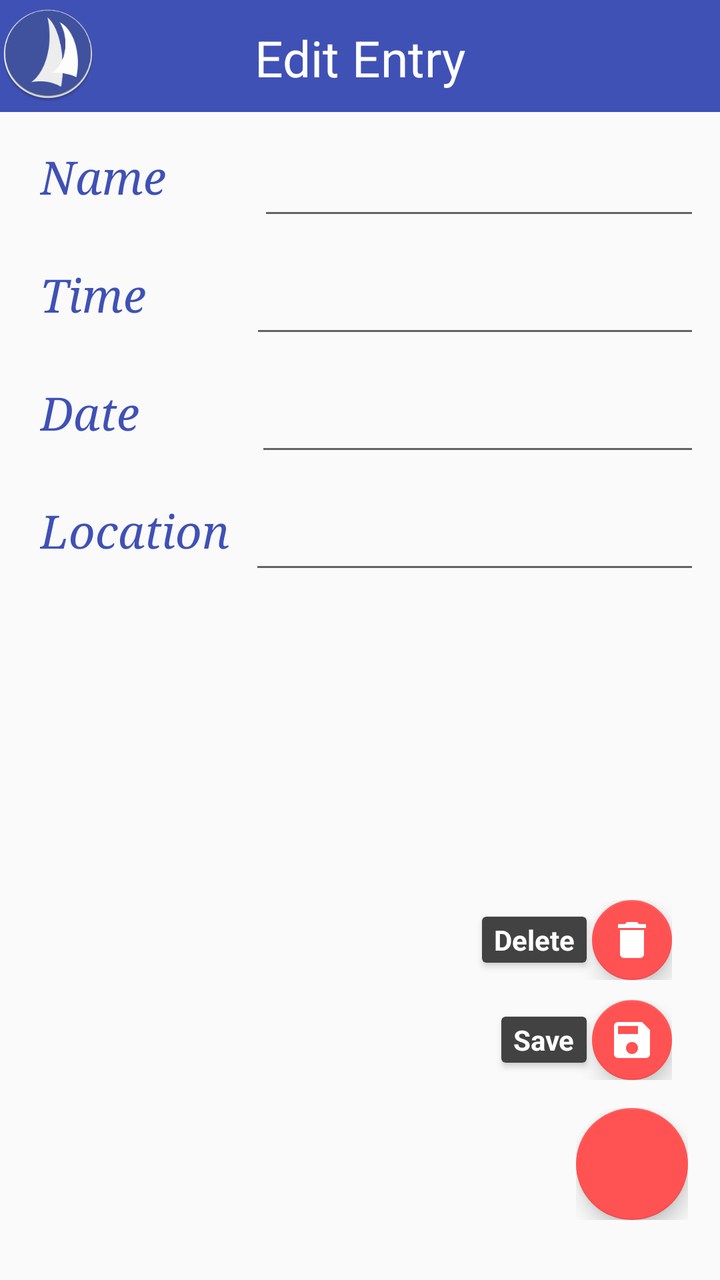
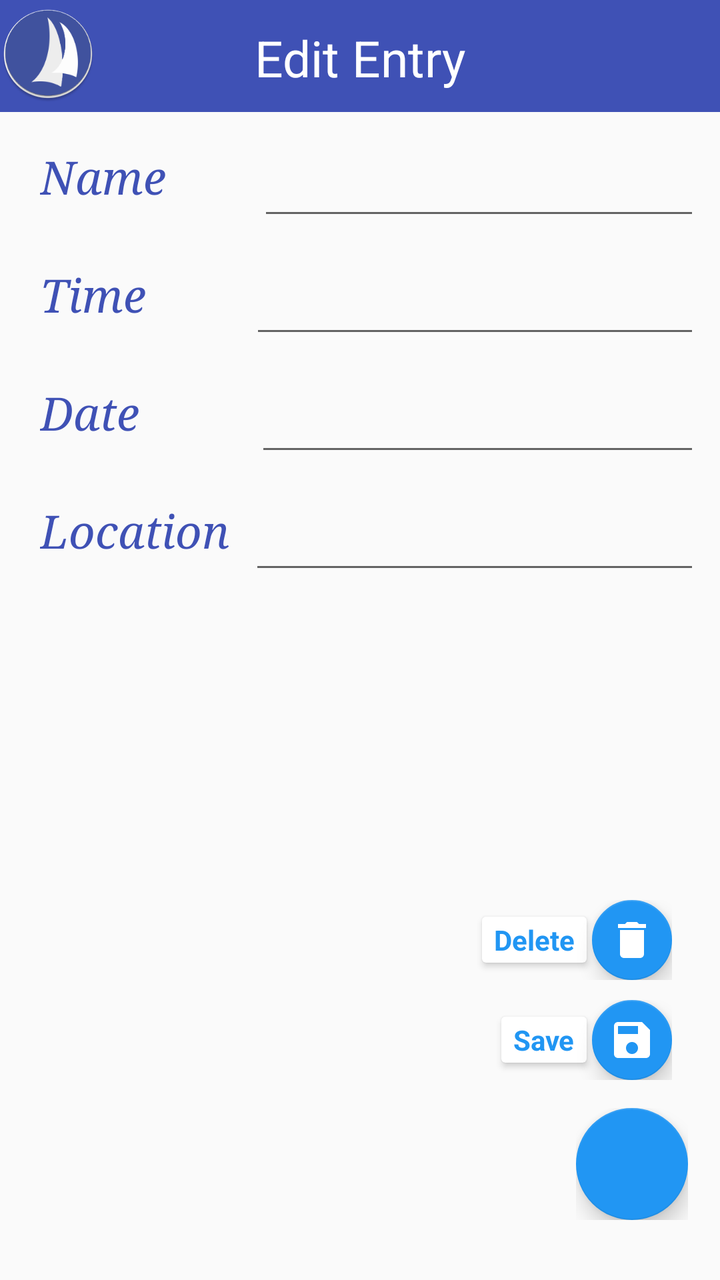

Two renders of the same Android screen: before a commit and after it. Below are the layout's source before the change and the commit's diff.
<!-- AndroidManifest.xml: application theme Base.Theme.Toolbar -->
<!-- res/layout/activity_edit_entries.xml -->
<?xml version="1.0" encoding="utf-8"?>
<LinearLayout xmlns:android="http://schemas.android.com/apk/res/android"
    xmlns:app="http://schemas.android.com/apk/res-auto"
    android:layout_width="match_parent"
    android:layout_height="match_parent"
    android:orientation="vertical">

    <RelativeLayout xmlns:android="http://schemas.android.com/apk/res/android"
        xmlns:app="http://schemas.android.com/apk/res-auto"
        xmlns:tools="http://schemas.android.com/tools"
        android:id="@+id/MRL1"
        android:layout_width="match_parent"
        android:layout_height="match_parent"
        android:orientation="vertical"
        tools:context=".MainActivityEntries">

        <android.support.v7.widget.Toolbar
            android:id="@+id/toolbar"
            android:layout_width="match_parent"
            android:layout_height="56dp"
            android:background="?attr/colorPrimary"
            android:minHeight="?attr/actionBarSize"
            android:theme="@style/Base.Theme.Test"
            app:popupTheme="@style/ThemeOverlay.AppCompat.Light" />

        <ImageView
            android:id="@+id/imageView1"
            android:layout_width="wrap_content"
            android:layout_height="wrap_content"
            android:layout_marginTop="3dp"
            android:src="@mipmap/ic_launcher" />


        <TextView
            android:id="@+id/titleTextView"
            android:layout_width="wrap_content"
            android:layout_height="wrap_content"
            android:layout_alignParentTop="true"
            android:layout_centerHorizontal="true"
            android:layout_marginBottom="@dimen/activity_vertical_margin"
            android:padding="12dp"
            android:text="Edit Entry"
            android:textColor="@color/white"
            android:textSize="25sp" />

        <ImageView
            android:id="@+id/imageViewFav"
            android:layout_width="wrap_content"
            android:layout_height="wrap_content"
            android:layout_above="@+id/scrollView1"
            android:layout_alignParentEnd="true"
            android:layout_margin="12dp" />

        <ScrollView xmlns:android="http://schemas.android.com/apk/res/android"
            android:id="@+id/scrollView1"
            android:layout_width="match_parent"
            android:layout_height="wrap_content"
            android:layout_below="@+id/toolbar">

            <LinearLayout xmlns:android="http://schemas.android.com/apk/res/android"
                android:layout_width="match_parent"
                android:layout_height="match_parent"
                android:orientation="vertical">


                <LinearLayout
                    android:id="@+id/fieldlayout1"
                    android:layout_width="match_parent"
                    android:layout_height="wrap_content"
                    android:layout_below="@+id/toolbar"
                    android:layout_marginEnd="10dp"
                    android:layout_marginStart="10dp"
                    android:layout_marginTop="10dp"
                    android:orientation="horizontal">

                    <TextView
                        android:id="@+id/textViewName"
                        android:layout_width="wrap_content"
                        android:layout_height="wrap_content"
                        android:layout_marginEnd="10dp"
                        android:layout_marginStart="10dp"
                        android:text="Name      "
                        android:textColor="@color/textMain"
                        android:textSize="23sp"
                        android:textStyle="italic"
                        android:typeface="serif" />

                    <EditText
                        android:id="@+id/editTextName"
                        android:layout_width="wrap_content"
                        android:layout_height="wrap_content"
                        android:layout_marginTop="5dp"
                        android:layout_weight="1.07"
                        android:ems="10"
                        android:inputType="text"
                        android:textSize="20sp" />


                </LinearLayout>

                <LinearLayout
                    android:id="@+id/fieldlayout2"
                    android:layout_width="match_parent"
                    android:layout_height="wrap_content"
                    android:layout_below="@+id/fieldlayout1"
                    android:layout_marginEnd="10dp"
                    android:layout_marginStart="10dp"
                    android:layout_marginTop="10dp"
                    android:orientation="horizontal">

                    <TextView
                        android:id="@+id/textViewTime"
                        android:layout_width="wrap_content"
                        android:layout_height="wrap_content"
                        android:layout_marginEnd="10dp"
                        android:layout_marginStart="10dp"
                        android:text="Time       "
                        android:textColor="@color/textMain"
                        android:textSize="23sp"
                        android:textStyle="italic"
                        android:typeface="serif" />

                    <EditText
                        android:id="@+id/editTextTime"
                        android:layout_width="wrap_content"
                        android:layout_height="wrap_content"
                        android:layout_marginTop="5dp"
                        android:layout_weight="1.07"
                        android:ems="10"
                        android:inputType="text"
                        android:textSize="20sp" />

                </LinearLayout>

                <LinearLayout
                    android:id="@+id/fieldlayout3"
                    android:layout_width="match_parent"
                    android:layout_height="wrap_content"
                    android:layout_below="@+id/fieldlayout2"
                    android:layout_marginEnd="10dp"
                    android:layout_marginStart="10dp"
                    android:layout_marginTop="10dp"
                    android:orientation="horizontal">

                    <TextView
                        android:id="@+id/textViewDate"
                        android:layout_width="wrap_content"
                        android:layout_height="wrap_content"
                        android:layout_marginEnd="10dp"
                        android:layout_marginStart="10dp"
                        android:text="Date        "
                        android:textColor="@color/textMain"
                        android:textSize="23sp"
                        android:textStyle="italic"
                        android:typeface="serif" />

                    <EditText
                        android:id="@+id/editTextDate"
                        android:layout_width="wrap_content"
                        android:layout_height="wrap_content"
                        android:layout_marginTop="5dp"
                        android:layout_weight="1.07"
                        android:ems="10"
                        android:inputType="date"
                        android:textSize="@dimen/text_size" />

                </LinearLayout>

                <LinearLayout
                    android:id="@+id/fieldlayout4"
                    android:layout_width="match_parent"
                    android:layout_height="wrap_content"
                    android:layout_below="@+id/fieldlayout3"
                    android:layout_marginEnd="10dp"
                    android:layout_marginStart="10dp"
                    android:layout_marginTop="10dp"
                    android:orientation="horizontal">

                    <TextView
                        android:id="@+id/textViewLocation"
                        android:layout_width="wrap_content"
                        android:layout_height="wrap_content"
                        android:layout_marginEnd="10dp"
                        android:layout_marginStart="10dp"
                        android:text="Location"
                        android:textColor="@color/textMain"
                        android:textSize="23sp"
                        android:textStyle="italic"
                        android:typeface="serif" />

                    <EditText
                        android:id="@+id/editTextLocation"
                        android:layout_width="wrap_content"
                        android:layout_height="wrap_content"
                        android:layout_marginTop="5dp"
                        android:layout_weight="1.07"
                        android:ems="10"
                        android:inputType="text"
                        android:textSize="20sp" />

                </LinearLayout>

                <TextView
                    android:id="@+id/TextViewTrip_ID"
                    android:layout_width="wrap_content"
                    android:layout_height="wrap_content"
                    android:textSize="0sp" />
            </LinearLayout>
        </ScrollView>

        <LinearLayout
            android:layout_width="match_parent"
            android:layout_height="match_parent"
            android:orientation="vertical"
            android:weightSum="1">

            <include layout="@layout/layout_fabdeletesave" />

        </LinearLayout>
    </RelativeLayout>
</LinearLayout>
<!-- res/layout/layout_fabdeletesave.xml (included above) -->
<?xml version="1.0" encoding="utf-8"?>
<FrameLayout
    xmlns:android="http://schemas.android.com/apk/res/android"
    xmlns:app="http://schemas.android.com/apk/res-auto"
    android:id="@+id/fabFrame"
    android:layout_width="match_parent"
    android:layout_height="match_parent"
    android:paddingLeft="@dimen/activity_horizontal_margin"
    android:paddingRight="@dimen/activity_horizontal_margin"
    android:orientation="vertical">

    <LinearLayout
        android:id="@+id/layoutFabSave"
        android:layout_width="wrap_content"
        android:layout_height="wrap_content"
        android:gravity="center_vertical"
        android:layout_gravity="bottom|end"
        android:layout_marginRight="8dp"
        android:layout_marginBottom="100dp"
        android:layout_marginEnd="8dp"
        android:orientation="horizontal">

        <android.support.v7.widget.CardView
            android:layout_width="wrap_content"
            android:layout_height="wrap_content"
            android:backgroundTint="@color/card_background"
            app:cardCornerRadius="@dimen/cardCornerRadius"
            app:cardElevation="@dimen/cardElevation"
            app:cardUseCompatPadding="true" >
            <TextView
                android:id="@+id/editTV"
                android:layout_width="wrap_content"
                android:layout_height="wrap_content"
                android:textColor="@color/fab_card_text"
                android:text="@string/FabSave"
                android:textAppearance="?android:attr/textAppearanceSmall"
                android:textStyle="bold"
                android:paddingRight="@dimen/cardview_horizontal_padding"
                android:paddingLeft="@dimen/cardview_horizontal_padding"
                android:paddingBottom="@dimen/cardview_vertical_padding"
                android:paddingTop="@dimen/cardview_vertical_padding" />
        </android.support.v7.widget.CardView>

        <android.support.design.widget.FloatingActionButton
            android:id="@+id/fabSave"
            android:layout_width="wrap_content"
            android:layout_height="wrap_content"
            android:src="@drawable/ic_save_white"
            app:backgroundTint="@color/fab"
            app:fabSize="mini" />

    </LinearLayout>

    <LinearLayout
        android:id="@+id/layoutFabDelete"
        android:layout_width="wrap_content"
        android:layout_height="wrap_content"
        android:gravity="center_vertical"
        android:layout_gravity="bottom|end"
        android:layout_marginRight="8dp"
        android:layout_marginEnd="8dp"
        android:layout_marginBottom="150dp"
        android:orientation="horizontal">

        <android.support.v7.widget.CardView
            android:layout_width="wrap_content"
            android:layout_height="wrap_content"
            android:backgroundTint="@color/card_background"
            app:cardCornerRadius="@dimen/cardCornerRadius"
            app:cardElevation="@dimen/cardElevation"
            app:cardUseCompatPadding="true" >

            <TextView
                android:id="@+id/deleteTV"
                android:layout_width="wrap_content"
                android:layout_height="wrap_content"
                android:textColor="@color/fab_card_text"
                android:text="@string/FabDelete"
                android:textAppearance="?android:attr/textAppearanceSmall"
                android:textStyle="bold"
                android:paddingRight="@dimen/cardview_horizontal_padding"
                android:paddingLeft="@dimen/cardview_horizontal_padding"
                android:paddingBottom="@dimen/cardview_vertical_padding"
                android:paddingTop="@dimen/cardview_vertical_padding" />

        </android.support.v7.widget.CardView>

        <android.support.design.widget.FloatingActionButton
            android:id="@+id/fabDelete"
            android:layout_width="wrap_content"
            android:layout_height="wrap_content"
            android:src="@drawable/ic_delete_white"
            app:backgroundTint="@color/fab"
            app:fabSize="mini" />

    </LinearLayout>



    <LinearLayout
        android:id="@+id/layoutFabDeleteSave"
        android:layout_width="wrap_content"
        android:layout_height="wrap_content"
        android:gravity="center_vertical"
        android:layout_gravity="bottom|end"
        android:layout_marginBottom="30dp"
        android:orientation="horizontal">

        <android.support.design.widget.FloatingActionButton
            android:id="@+id/fabDeleteSave"
            android:layout_width="wrap_content"
            android:layout_height="wrap_content"
            android:layout_gravity="bottom|end"
            app:backgroundTint="@color/fab"
            app:fabSize="normal" />

    </LinearLayout>
</FrameLayout>
<!-- resources referenced by this layout -->
<resources>
  <color name="card_background">@color/grey800</color>
  <color name="fab">@color/night_text</color>
  <color name="fab_card_text">@color/white</color>
  <color name="textMain">#ff3F51B5</color>
  <color name="white">#ffffff</color>
  <dimen name="activity_horizontal_margin">16dp</dimen>
  <dimen name="activity_vertical_margin">16dp</dimen>
  <dimen name="cardCornerRadius">2dp</dimen>
  <dimen name="cardElevation">2dp</dimen>
  <dimen name="cardview_horizontal_padding">6dp</dimen>
  <dimen name="cardview_vertical_padding">2dp</dimen>
  <dimen name="text_size">20sp</dimen>
  <!-- drawable ic_delete_white: png bitmap (drawable-hdpi, 194 bytes) -->
  <!-- drawable ic_save_white: png bitmap (drawable-hdpi, 391 bytes) -->
  <!-- mipmap ic_launcher: png bitmap (mipmap-hdpi, 5911 bytes) -->
  <string name="FabDelete">Delete</string>
  <string name="FabSave">Save</string>
  <style name="Base.Theme.Test" parent="Theme.AppCompat.Light.NoActionBar">
          <item name="colorPrimary">@color/primary</item>
          <item name="colorPrimaryDark">@color/primary_dark</item>
          <item name="colorAccent">@color/night_text</item>
          <item name="android:textColorPrimary">@color/white</item>
          <item name="android:homeAsUpIndicator">@drawable/ic_action_menu</item>
      </style>
  <style name="Base.Theme.Toolbar" parent="Theme.AppCompat.Light.NoActionBar">
          <item name="colorPrimary">@color/primary</item>
          <item name="colorPrimaryDark">@color/primary_dark</item>
          <item name="colorAccent">@color/night_text</item>
          <item name="mcab_contentinset_start">60dp</item>
      </style>
  <color name="grey800">#424242</color>
  <color name="night_text">@color/accent</color>
  <color name="primary">#ff3F51B5</color>
  <color name="primary_dark">#ff303F9F</color>
  <!-- drawable ic_action_menu (drawable) -->
  <?xml version="1.0" encoding="utf-8"?>
  <vector xmlns:android="http://schemas.android.com/apk/res/android"
      android:width="24dp"
      android:height="24dp"
      android:viewportWidth="24"
      android:viewportHeight="24">
  
      <path
          android:pathData="M0 0h24v24H0z" />
      <path
          android:fillColor="#ffffff"
          android:pathData="M3 18h18v-2H3v2zm0-5h18v-2H3v2zm0-7v2h18V6H3z" />
  </vector>
  <color name="accent">#ffFF5252</color>
</resources>

<!-- the commit's change to res/layout/activity_edit_entries.xml (unified diff, before → after) -->
@@ -1,20 +1,26 @@
 <?xml version="1.0" encoding="utf-8"?>
-<LinearLayout xmlns:android="http://schemas.android.com/apk/res/android"
+<androidx.drawerlayout.widget.DrawerLayout xmlns:android="http://schemas.android.com/apk/res/android"
     xmlns:app="http://schemas.android.com/apk/res-auto"
+    xmlns:tools="http://schemas.android.com/tools"
+    android:id="@+id/drawer_layout"
+    android:layout_height="match_parent"
     android:layout_width="match_parent"
-    android:layout_height="match_parent"
-    android:orientation="vertical">
-
-    <RelativeLayout xmlns:android="http://schemas.android.com/apk/res/android"
-        xmlns:app="http://schemas.android.com/apk/res-auto"
-        xmlns:tools="http://schemas.android.com/tools"
-        android:id="@+id/MRL1"
+    android:fitsSystemWindows="true">
+
+    <LinearLayout
         android:layout_width="match_parent"
         android:layout_height="match_parent"
-        android:orientation="vertical"
-        tools:context=".MainActivityEntries">
-
-        <android.support.v7.widget.Toolbar
+        android:orientation="vertical">
+
+
+        <RelativeLayout
+            android:layout_width="match_parent"
+            android:layout_height="match_parent"
+            tools:context=".MainActivityEntries"
+            android:orientation="vertical"
+            android:id="@+id/MRL1">
+
+        <androidx.appcompat.widget.Toolbar
             android:id="@+id/toolbar"
             android:layout_width="match_parent"
             android:layout_height="56dp"
@@ -217,8 +223,20 @@
             <include layout="@layout/layout_fabdeletesave" />
 
         </LinearLayout>
-    </RelativeLayout>
-</LinearLayout>
+        </RelativeLayout>
+    </LinearLayout>
+
+    <com.google.android.material.navigation.NavigationView
+        android:id="@+id/nav_view"
+        android:layout_height="match_parent"
+        android:layout_width="wrap_content"
+        android:layout_gravity="start"
+        android:fitsSystemWindows="true"
+        app:headerLayout="@layout/nav_header"
+        app:menu="@menu/drawer_create_entries"
+        app:theme="@style/NavigationViewTheme" />
+
+</androidx.drawerlayout.widget.DrawerLayout>
 <!-- res/layout/layout_fabdeletesave.xml (included above) -->
 <?xml version="1.0" encoding="utf-8"?>
 <FrameLayout
@@ -242,28 +260,29 @@
         android:layout_marginEnd="8dp"
         android:orientation="horizontal">
 
-        <android.support.v7.widget.CardView
-            android:layout_width="wrap_content"
-            android:layout_height="wrap_content"
-            android:backgroundTint="@color/card_background"
+        <androidx.cardview.widget.CardView
+            android:layout_width="wrap_content"
+            android:layout_height="wrap_content"
+            android:backgroundTint="@color/background"
             app:cardCornerRadius="@dimen/cardCornerRadius"
             app:cardElevation="@dimen/cardElevation"
-            app:cardUseCompatPadding="true" >
+            app:cardUseCompatPadding="true">
+
             <TextView
                 android:id="@+id/editTV"
                 android:layout_width="wrap_content"
                 android:layout_height="wrap_content"
-                android:textColor="@color/fab_card_text"
+                android:paddingLeft="@dimen/cardview_horizontal_padding"
+                android:paddingTop="@dimen/cardview_vertical_padding"
+                android:paddingRight="@dimen/cardview_horizontal_padding"
+                android:paddingBottom="@dimen/cardview_vertical_padding"
                 android:text="@string/FabSave"
                 android:textAppearance="?android:attr/textAppearanceSmall"
-                android:textStyle="bold"
-                android:paddingRight="@dimen/cardview_horizontal_padding"
-                android:paddingLeft="@dimen/cardview_horizontal_padding"
-                android:paddingBottom="@dimen/cardview_vertical_padding"
-                android:paddingTop="@dimen/cardview_vertical_padding" />
-        </android.support.v7.widget.CardView>
-
-        <android.support.design.widget.FloatingActionButton
+                android:textColor="@color/fab_card_text"
+                android:textStyle="bold" />
+        </androidx.cardview.widget.CardView>
+
+        <com.google.android.material.floatingactionbutton.FloatingActionButton
             android:id="@+id/fabSave"
             android:layout_width="wrap_content"
             android:layout_height="wrap_content"
@@ -284,30 +303,30 @@
         android:layout_marginBottom="150dp"
         android:orientation="horizontal">
 
-        <android.support.v7.widget.CardView
-            android:layout_width="wrap_content"
-            android:layout_height="wrap_content"
-            android:backgroundTint="@color/card_background"
+        <androidx.cardview.widget.CardView
+            android:layout_width="wrap_content"
+            android:layout_height="wrap_content"
+            android:backgroundTint="@color/background"
             app:cardCornerRadius="@dimen/cardCornerRadius"
             app:cardElevation="@dimen/cardElevation"
-            app:cardUseCompatPadding="true" >
+            app:cardUseCompatPadding="true">
 
             <TextView
                 android:id="@+id/deleteTV"
                 android:layout_width="wrap_content"
                 android:layout_height="wrap_content"
-                android:textColor="@color/fab_card_text"
+                android:paddingLeft="@dimen/cardview_horizontal_padding"
+                android:paddingTop="@dimen/cardview_vertical_padding"
+                android:paddingRight="@dimen/cardview_horizontal_padding"
+                android:paddingBottom="@dimen/cardview_vertical_padding"
                 android:text="@string/FabDelete"
                 android:textAppearance="?android:attr/textAppearanceSmall"
-                android:textStyle="bold"
-                android:paddingRight="@dimen/cardview_horizontal_padding"
-                android:paddingLeft="@dimen/cardview_horizontal_padding"
-                android:paddingBottom="@dimen/cardview_vertical_padding"
-                android:paddingTop="@dimen/cardview_vertical_padding" />
-
-        </android.support.v7.widget.CardView>
-
-        <android.support.design.widget.FloatingActionButton
+                android:textColor="@color/fab_card_text"
+                android:textStyle="bold" />
+
+        </androidx.cardview.widget.CardView>
+
+        <com.google.android.material.floatingactionbutton.FloatingActionButton
             android:id="@+id/fabDelete"
             android:layout_width="wrap_content"
             android:layout_height="wrap_content"
@@ -328,13 +347,44 @@
         android:layout_marginBottom="30dp"
         android:orientation="horizontal">
 
-        <android.support.design.widget.FloatingActionButton
+        <com.google.android.material.floatingactionbutton.FloatingActionButton
             android:id="@+id/fabDeleteSave"
             android:layout_width="wrap_content"
             android:layout_height="wrap_content"
             android:layout_gravity="bottom|end"
-            app:backgroundTint="@color/fab"
+            app:backgroundTint="@color/accent"
             app:fabSize="normal" />
 
     </LinearLayout>
 </FrameLayout>
+<!-- res/layout/nav_header.xml (included above) -->
+<?xml version="1.0" encoding="utf-8"?>
+<LinearLayout xmlns:android="http://schemas.android.com/apk/res/android"
+    android:layout_width="match_parent"
+    android:layout_height="192dp"
+    android:id="@+id/layout11"
+    android:background="@color/primary"
+    android:padding="16dp"
+    android:theme="@style/ThemeOverlay.AppCompat.Dark"
+    android:orientation="vertical"
+    android:gravity="bottom">
+
+    <ImageView
+        android:layout_width="100dp"
+        android:layout_height="100dp"
+        android:id="@+id/imVie_AppLogo"
+        android:src="@mipmap/ic_launcher"
+        android:layout_marginBottom="12dp"
+        android:layout_gravity="center_horizontal" />
+
+
+    <TextView
+        android:layout_width="wrap_content"
+        android:layout_height="wrap_content"
+        android:text="@string/BoatLog"
+        android:layout_gravity="center_horizontal"
+        style="@style/TextAppearance.AppCompat.Subhead" />
+
+
+
+</LinearLayout>
<!-- resource entries referenced after the edit -->
@@ -1,8 +1,7 @@
 <!-- resources referenced by this layout -->
 <resources>
-  <color name="card_background">@color/grey800</color>
   <color name="fab">@color/night_text</color>
-  <color name="fab_card_text">@color/white</color>
+  <color name="fab_card_text">@color/accent</color>
   <color name="textMain">#ff3F51B5</color>
   <color name="white">#ffffff</color>
   <dimen name="activity_horizontal_margin">16dp</dimen>
@@ -15,6 +14,7 @@
   <!-- drawable ic_delete_white: png bitmap (drawable-hdpi, 194 bytes) -->
   <!-- drawable ic_save_white: png bitmap (drawable-hdpi, 391 bytes) -->
   <!-- mipmap ic_launcher: png bitmap (mipmap-hdpi, 5911 bytes) -->
+  <string name="BoatLog">BoatLog</string>
   <string name="FabDelete">Delete</string>
   <string name="FabSave">Save</string>
   <style name="Base.Theme.Test" parent="Theme.AppCompat.Light.NoActionBar">
@@ -24,13 +24,15 @@
           <item name="android:textColorPrimary">@color/white</item>
           <item name="android:homeAsUpIndicator">@drawable/ic_action_menu</item>
       </style>
+  <style name="NavigationViewTheme" parent="AppTheme">
+          <item name="textAppearanceListItem">@style/TextAppearance.AppCompat.Body2</item>
+      </style>
+      ThemeOverlay_Material_Dialog_Alert
   <style name="Base.Theme.Toolbar" parent="Theme.AppCompat.Light.NoActionBar">
           <item name="colorPrimary">@color/primary</item>
           <item name="colorPrimaryDark">@color/primary_dark</item>
           <item name="colorAccent">@color/night_text</item>
-          <item name="mcab_contentinset_start">60dp</item>
       </style>
-  <color name="grey800">#424242</color>
   <color name="night_text">@color/accent</color>
   <color name="primary">#ff3F51B5</color>
   <color name="primary_dark">#ff303F9F</color>
@@ -48,6 +50,12 @@
           android:fillColor="#ffffff"
           android:pathData="M3 18h18v-2H3v2zm0-5h18v-2H3v2zm0-7v2h18V6H3z" />
   </vector>
-  <color name="accent">#ffFF5252</color>
+  <style name="AppTheme" parent="android:Theme.Material.Light">
+          <item name="android:colorPrimary">@color/primary</item>
+          <item name="android:colorPrimaryDark">@color/primary_dark</item>
+          <item name="android:colorAccent">@color/night_text</item>
+      </style>
+  <color name="accent">#2196F3</color>
+  <color name="background">#ffffffff</color>
 </resources>
 
